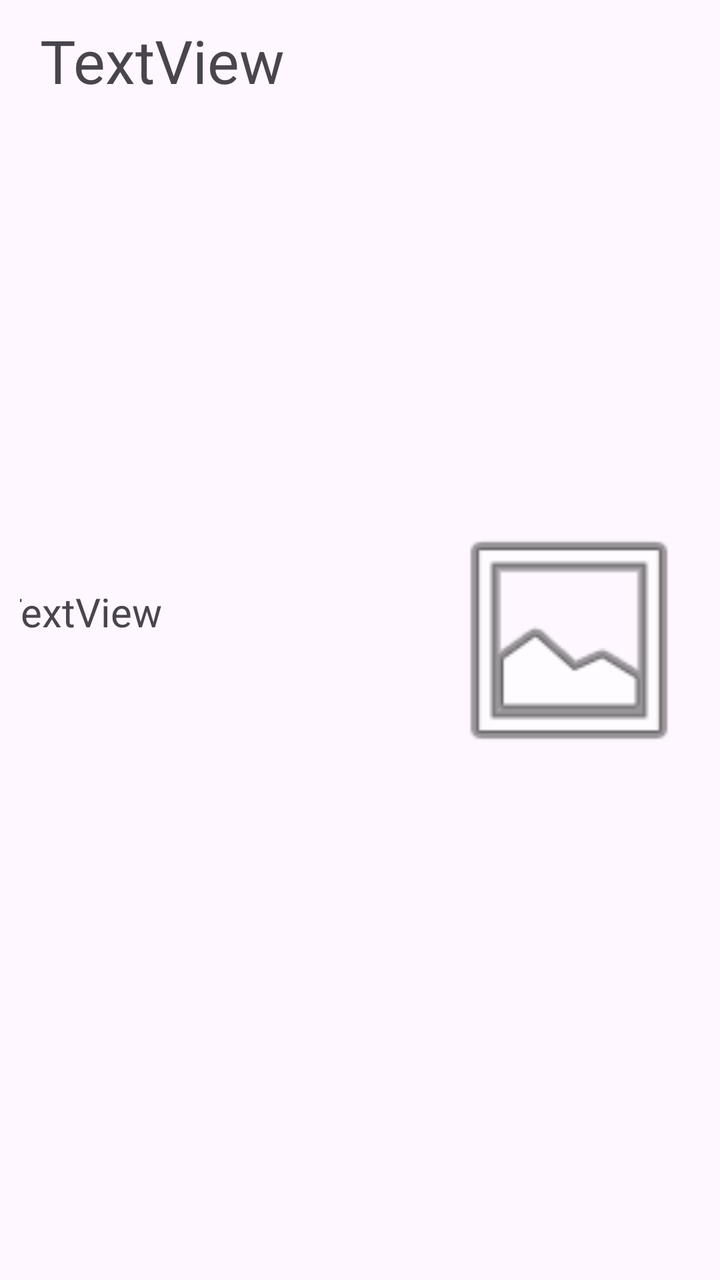
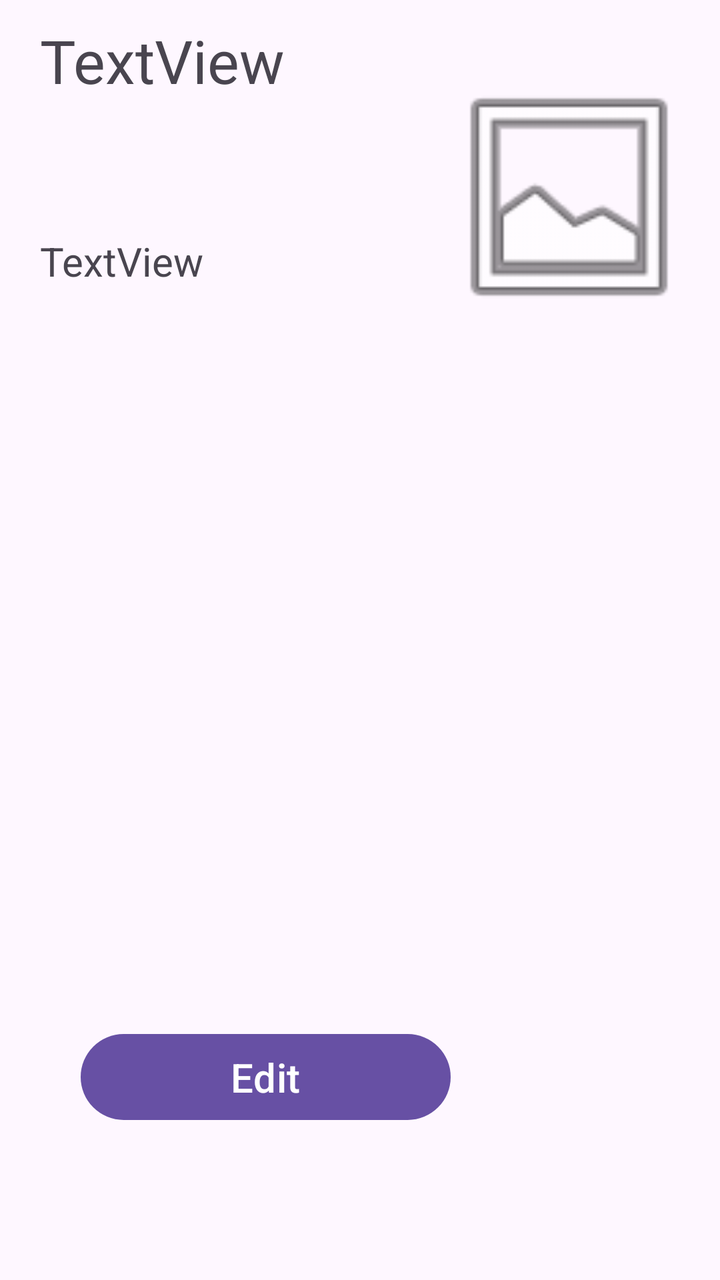

An Android layout rendered at two revisions. The XML below is the earlier revision; the diff shows what the commit changed to produce the second picture.
<!-- AndroidManifest.xml: application theme Theme.Project -->
<!-- res/layout/rclview.xml -->
<?xml version="1.0" encoding="utf-8"?>
<androidx.constraintlayout.widget.ConstraintLayout xmlns:android="http://schemas.android.com/apk/res/android"
    xmlns:app="http://schemas.android.com/apk/res-auto"
    xmlns:tools="http://schemas.android.com/tools"
    android:layout_width="match_parent"
    android:layout_height="200sp"
    android:padding="10dp">

    <ImageView
        android:id="@+id/OphtIv"
        android:layout_width="131dp"
        android:layout_height="177dp"
        app:layout_constraintTop_toTopOf="parent"
        app:layout_constraintBottom_toBottomOf="parent"
        app:layout_constraintEnd_toEndOf="parent"
        app:srcCompat="@android:drawable/ic_menu_gallery" />

    <TextView
        android:id="@+id/OnameTv"
        android:layout_width="0dp"
        android:layout_height="wrap_content"
        android:text="TextView"
        android:textSize="30sp"
        android:paddingStart="10sp"
        android:paddingEnd="10sp"
        app:layout_constraintTop_toTopOf="parent"
        app:layout_constraintStart_toStartOf="parent"
        app:layout_constraintEnd_toStartOf="@id/OphtIv" />

    <TextView
        android:id="@+id/OinfoIv"
        android:layout_width="251dp"
        android:layout_height="96dp"
        android:paddingStart="10sp"
        android:paddingEnd="20sp"
        android:text="TextView"
        android:textSize="20sp"
        app:layout_constraintBottom_toBottomOf="parent"
        app:layout_constraintEnd_toStartOf="@id/OphtIv"
        app:layout_constraintStart_toStartOf="parent"
        app:layout_constraintTop_toBottomOf="@id/OnameTv" />

</androidx.constraintlayout.widget.ConstraintLayout>
<!-- resources referenced by this layout -->
<resources>
  <style name="Theme.Project" parent="Base.Theme.Project" />
  <style name="Base.Theme.Project" parent="Theme.Material3.DayNight.NoActionBar">
          
          
      </style>
</resources>

<!-- the commit's change to res/layout/rclview.xml (unified diff, before → after) -->
@@ -3,16 +3,17 @@
     xmlns:app="http://schemas.android.com/apk/res-auto"
     xmlns:tools="http://schemas.android.com/tools"
     android:layout_width="match_parent"
-    android:layout_height="200sp"
+    android:layout_height="250sp"
     android:padding="10dp">
 
     <ImageView
         android:id="@+id/OphtIv"
         android:layout_width="131dp"
         android:layout_height="177dp"
-        app:layout_constraintTop_toTopOf="parent"
         app:layout_constraintBottom_toBottomOf="parent"
         app:layout_constraintEnd_toEndOf="parent"
+        app:layout_constraintTop_toTopOf="parent"
+        app:layout_constraintVertical_bias="0.0"
         app:srcCompat="@android:drawable/ic_menu_gallery" />
 
     <TextView
@@ -37,7 +38,22 @@
         android:textSize="20sp"
         app:layout_constraintBottom_toBottomOf="parent"
         app:layout_constraintEnd_toStartOf="@id/OphtIv"
+        app:layout_constraintHorizontal_bias="0.0"
         app:layout_constraintStart_toStartOf="parent"
-        app:layout_constraintTop_toBottomOf="@id/OnameTv" />
+        app:layout_constraintTop_toBottomOf="@id/OnameTv"
+        app:layout_constraintVertical_bias="0.138" />
+
+    <Button
+        android:id="@+id/editB"
+        android:layout_width="185dp"
+        android:layout_height="51dp"
+        android:text="Edit"
+        android:textSize="20sp"
+        app:layout_constraintBottom_toBottomOf="parent"
+        app:layout_constraintEnd_toEndOf="parent"
+        app:layout_constraintHorizontal_bias="0.196"
+        app:layout_constraintStart_toStartOf="parent"
+        app:layout_constraintTop_toTopOf="parent"
+        app:layout_constraintVertical_bias="0.884" />
 
 </androidx.constraintlayout.widget.ConstraintLayout>
